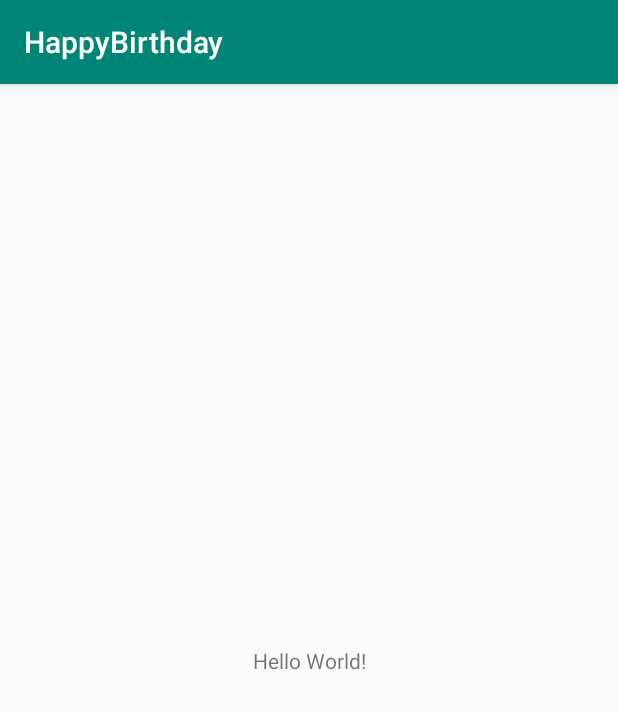
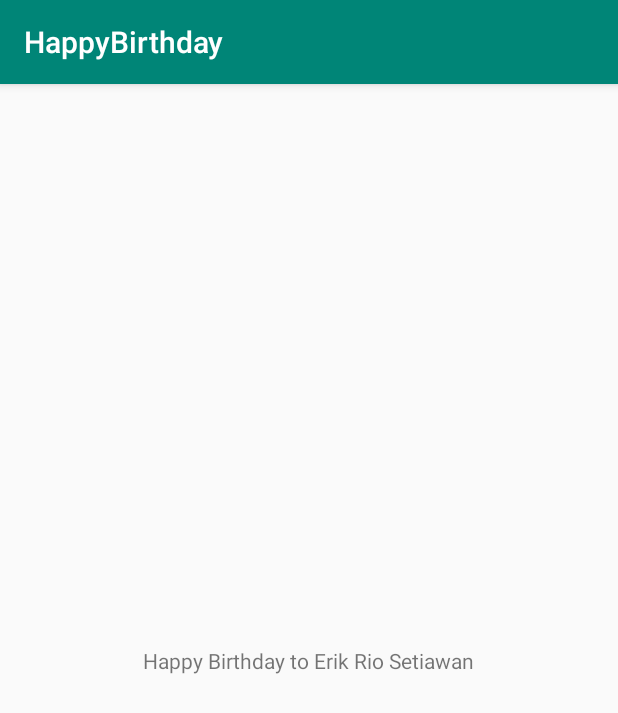
Before and after one commit to erikrios/android-kotlin-fundamentals-get-started, an Android app: the screen it shows after launch (MainActivity), on a phone screen of 412 x 824 dp. Shown: the top 713 px of the screen. Run offline under Robolectric (Android 15) with nearby library versions, the phone set to English and light mode, and no system bars.

Commit message:
Change the default greeting

```diff
--- a/HappyBirthday/app/src/main/res/layout/activity_main.xml
+++ b/HappyBirthday/app/src/main/res/layout/activity_main.xml
@@ -9,7 +9,7 @@
     <TextView
         android:layout_width="wrap_content"
         android:layout_height="wrap_content"
-        android:text="Hello World!"
+        android:text="Happy Birthday to Erik Rio Setiawan"
         app:layout_constraintBottom_toBottomOf="parent"
         app:layout_constraintLeft_toLeftOf="parent"
         app:layout_constraintRight_toRightOf="parent"
```
